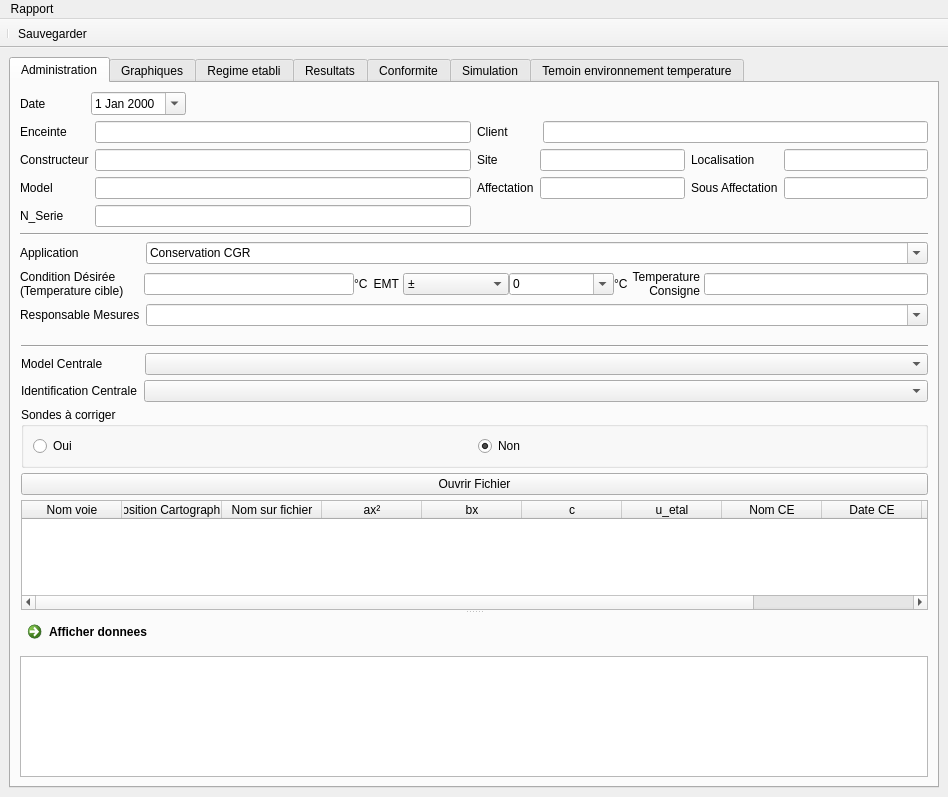
Pepou/Administration_2, file Modules/Cartographie/GUI/Interface_Centrales.ui: the form before one commit.
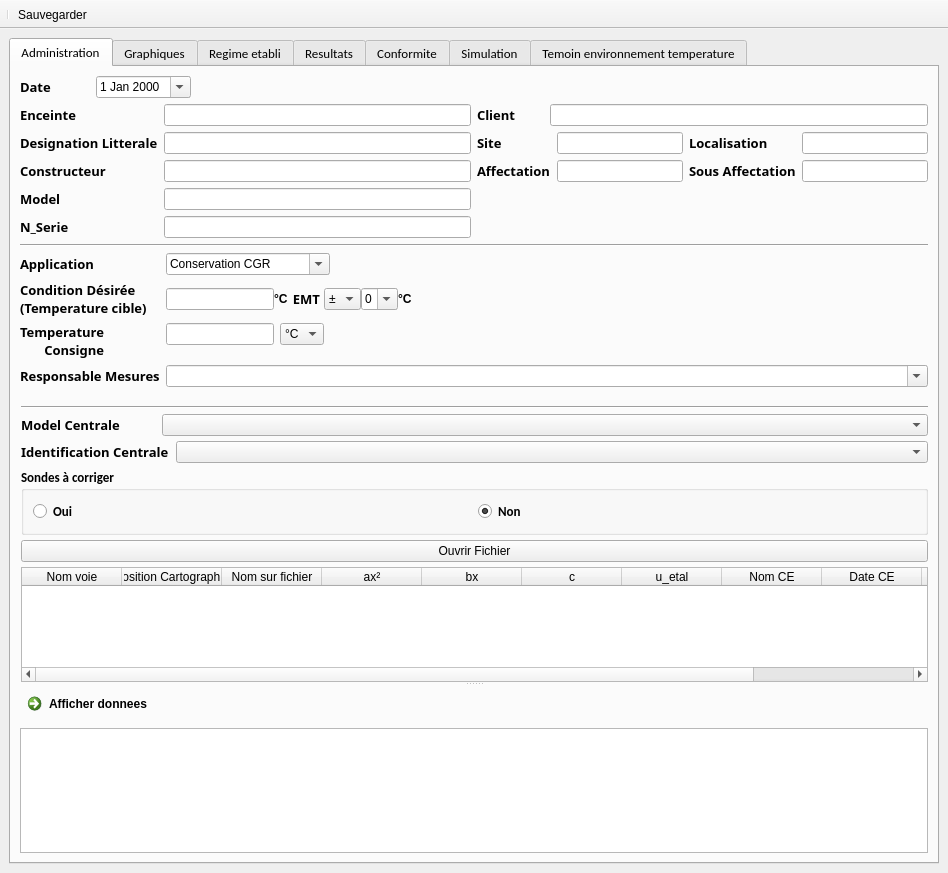
The form after the commit. Icons and pictures are not drawn. Custom widgets are drawn as their Qt base class.

Diff of the .ui file:
```diff
--- a/Modules/Cartographie/GUI/Interface_Centrales.ui
+++ b/Modules/Cartographie/GUI/Interface_Centrales.ui
@@ -7,20 +7,49 @@
     <x>0</x>
     <y>0</y>
     <width>948</width>
-    <height>797</height>
+    <height>873</height>
    </rect>
   </property>
   <property name="windowTitle">
    <string>Exploitation Centrales</string>
   </property>
+  <property name="styleSheet">
+   <string notr="true">
+
+QLabel {
+
+font:  10pt  &quot;Calibrii&quot; ;
+font-weight: bold
+
+ }</string>
+  </property>
   <widget class="QWidget" name="centralWidget">
+   <property name="styleSheet">
+    <string notr="true"/>
+   </property>
    <layout class="QVBoxLayout" name="verticalLayout_18">
     <item>
      <widget class="QTabWidget" name="tabWidget">
+      <property name="font">
+       <font>
+        <family>Calibri</family>
+        <pointsize>10</pointsize>
+        <weight>50</weight>
+        <bold>false</bold>
+       </font>
+      </property>
+      <property name="styleSheet">
+       <string notr="true">
+</string>
+      </property>
       <property name="currentIndex">
        <number>0</number>
       </property>
       <widget class="QWidget" name="tab">
+       <property name="styleSheet">
+        <string notr="true">Qlabel{
+	font: 10pt &quot;Calibri&quot;}</string>
+       </property>
        <attribute name="title">
         <string>Administration</string>
        </attribute>
@@ -40,6 +69,15 @@
                 <verstretch>0</verstretch>
                </sizepolicy>
               </property>
+              <property name="font">
+               <font>
+                <family>Calibrii</family>
+                <pointsize>10</pointsize>
+                <weight>75</weight>
+                <italic>false</italic>
+                <bold>true</bold>
+               </font>
+              </property>
               <property name="text">
                <string>Date</string>
               </property>
@@ -75,6 +113,15 @@
            <layout class="QFormLayout" name="formLayout_5">
             <item row="0" column="0">
              <widget class="QLabel" name="label_4">
+              <property name="font">
+               <font>
+                <family>Calibrii</family>
+                <pointsize>10</pointsize>
+                <weight>75</weight>
+                <italic>false</italic>
+                <bold>true</bold>
+               </font>
+              </property>
               <property name="text">
                <string>Enceinte</string>
               </property>
@@ -83,36 +130,82 @@
             <item row="0" column="1">
              <widget class="ExtendedLine" name="lineEdit_enceinte"/>
             </item>
-            <item row="1" column="0">
+            <item row="2" column="0">
              <widget class="QLabel" name="label_33">
+              <property name="font">
+               <font>
+                <family>Calibrii</family>
+                <pointsize>10</pointsize>
+                <weight>75</weight>
+                <italic>false</italic>
+                <bold>true</bold>
+               </font>
+              </property>
               <property name="text">
                <string>Constructeur</string>
               </property>
              </widget>
             </item>
-            <item row="1" column="1">
+            <item row="2" column="1">
              <widget class="QLineEdit" name="lineEdit_constructeur"/>
             </item>
-            <item row="2" column="0">
+            <item row="3" column="0">
              <widget class="QLabel" name="label_34">
+              <property name="font">
+               <font>
+                <family>Calibrii</family>
+                <pointsize>10</pointsize>
+                <weight>75</weight>
+                <italic>false</italic>
+                <bold>true</bold>
+               </font>
+              </property>
               <property name="text">
                <string>Model</string>
               </property>
              </widget>
             </item>
-            <item row="2" column="1">
+            <item row="3" column="1">
              <widget class="QLineEdit" name="lineEdit_model"/>
             </item>
-            <item row="3" column="0">
+            <item row="4" column="0">
              <widget class="QLabel" name="label_35">
+              <property name="font">
+               <font>
+                <family>Calibrii</family>
+                <pointsize>10</pointsize>
+                <weight>75</weight>
+                <italic>false</italic>
+                <bold>true</bold>
+               </font>
+              </property>
               <property name="text">
                <string>N_Serie</string>
               </property>
              </widget>
             </item>
-            <item row="3" column="1">
+            <item row="4" column="1">
              <widget class="QLineEdit" name="lineEdit_n_serie"/>
             </item>
+            <item row="1" column="0">
+             <widget class="QLabel" name="label_44">
+              <property name="font">
+               <font>
+                <family>Calibrii</family>
+                <pointsize>10</pointsize>
+                <weight>75</weight>
+                <italic>false</italic>
+                <bold>true</bold>
+               </font>
+              </property>
+              <property name="text">
+               <string>Designation Litterale</string>
+              </property>
+             </widget>
+            </item>
+            <item row="1" column="1">
+             <widget class="ExtendedLine" name="lineEdit_designation_litt"/>
+            </item>
            </layout>
           </item>
           <item>
@@ -124,6 +217,15 @@
               </property>
               <item>
                <widget class="QLabel" name="label_3">
+                <property name="font">
+                 <font>
+                  <family>Calibrii</family>
+                  <pointsize>10</pointsize>
+                  <weight>75</weight>
+                  <italic>false</italic>
+                  <bold>true</bold>
+                 </font>
+                </property>
                 <property name="lineWidth">
                  <number>1</number>
                 </property>
@@ -156,6 +258,15 @@
               </item>
               <item row="0" column="2">
                <widget class="QLabel" name="label_38">
+                <property name="font">
+                 <font>
+                  <family>Calibrii</family>
+                  <pointsize>10</pointsize>
+                  <weight>75</weight>
+                  <italic>false</italic>
+                  <bold>true</bold>
+                 </font>
+                </property>
                 <property name="text">
                  <string>Localisation</string>
                 </property>
@@ -163,6 +274,15 @@
               </item>
               <item row="1" column="2">
                <widget class="QLabel" name="label_39">
+                <property name="font">
+                 <font>
+                  <family>Calibrii</family>
+                  <pointsize>10</pointsize>
+                  <weight>75</weight>
+                  <italic>false</italic>
+                  <bold>true</bold>
+                 </font>
+                </property>
                 <property name="text">
                  <string>Sous Affectation</string>
                 </property>
@@ -170,6 +290,15 @@
               </item>
               <item row="0" column="0">
                <widget class="QLabel" name="label">
+                <property name="font">
+                 <font>
+                  <family>Calibrii</family>
+                  <pointsize>10</pointsize>
+                  <weight>75</weight>
+                  <italic>false</italic>
+                  <bold>true</bold>
+                 </font>
+                </property>
                 <property name="text">
                  <string>Site</string>
                 </property>
@@ -183,6 +312,15 @@
               </item>
               <item row="1" column="0">
                <widget class="QLabel" name="label_37">
+                <property name="font">
+                 <font>
+                  <family>Calibrii</family>
+                  <pointsize>10</pointsize>
+                  <weight>75</weight>
+                  <italic>false</italic>
+                  <bold>true</bold>
+                 </font>
+                </property>
                 <property name="text">
                  <string>Affectation</string>
                 </property>
@@ -215,15 +353,97 @@
          </widget>
         </item>
         <item>
-         <layout class="QGridLayout" name="gridLayout_8">
+         <layout class="QFormLayout" name="formLayout_4">
           <item row="0" column="0">
            <widget class="QLabel" name="label_28">
+            <property name="font">
+             <font>
+              <family>Calibrii</family>
+              <pointsize>10</pointsize>
+              <weight>75</weight>
+              <italic>false</italic>
+              <bold>true</bold>
+             </font>
+            </property>
             <property name="text">
              <string>Application</string>
             </property>
            </widget>
           </item>
+          <item row="2" column="0">
+           <widget class="QLabel" name="label_26">
+            <property name="sizePolicy">
+             <sizepolicy hsizetype="Fixed" vsizetype="Preferred">
+              <horstretch>0</horstretch>
+              <verstretch>0</verstretch>
+             </sizepolicy>
+            </property>
+            <property name="font">
+             <font>
+              <family>Calibrii</family>
+              <pointsize>10</pointsize>
+              <weight>75</weight>
+              <italic>false</italic>
+              <bold>true</bold>
+             </font>
+            </property>
+            <property name="text">
+             <string>Temperature 
+Consigne</string>
+            </property>
+            <property name="alignment">
+             <set>Qt::AlignRight|Qt::AlignTrailing|Qt::AlignVCenter</set>
+            </property>
+           </widget>
+          </item>
+          <item row="3" column="0">
+           <widget class="QLabel" name="label_31">
+            <property name="sizePolicy">
+             <sizepolicy hsizetype="Fixed" vsizetype="Preferred">
+              <horstretch>0</horstretch>
+              <verstretch>0</verstretch>
+             </sizepolicy>
+            </property>
+            <property name="font">
+             <font>
+              <family>Calibrii</family>
+              <pointsize>10</pointsize>
+              <weight>75</weight>
+              <italic>false</italic>
+              <bold>true</bold>
+             </font>
+            </property>
+            <property name="text">
+             <string>Responsable Mesures</string>
+            </property>
+           </widget>
+          </item>
+          <item row="1" column="0">
+           <widget class="QLabel" name="label_27">
+            <property name="sizePolicy">
+             <sizepolicy hsizetype="Fixed" vsizetype="Preferred">
+              <horstretch>0</horstretch>
+              <verstretch>0</verstretch>
+             </sizepolicy>
+            </property>
+            <property name="font">
+             <font>
+              <family>Calibrii</family>
+              <pointsize>10</pointsize>
+              <weight>75</weight>
+              <italic>false</italic>
+              <bold>true</bold>
+             </font>
+            </property>
+            <property name="text">
+             <string>Condition Désirée
+(Temperature cible)</string>
+            </property>
+           </widget>
+          </item>
           <item row="0" column="1">
+           <layout class="QHBoxLayout" name="horizontalLayout_4">
+            <item>
            <widget class="QComboBox" name="comboBox_application">
             <property name="enabled">
              <bool>true</bool>
@@ -253,7 +473,22 @@
             </item>
            </widget>
           </item>
-          <item row="1" column="0" colspan="2">
+            <item>
+             <spacer name="horizontalSpacer_2">
+              <property name="orientation">
+               <enum>Qt::Horizontal</enum>
+              </property>
+              <property name="sizeHint" stdset="0">
+               <size>
+                <width>40</width>
+                <height>20</height>
+               </size>
+              </property>
+             </spacer>
+            </item>
+           </layout>
+          </item>
+          <item row="1" column="1">
            <layout class="QGridLayout" name="gridLayout_2">
             <property name="horizontalSpacing">
              <number>4</number>
@@ -261,54 +496,10 @@
             <property name="verticalSpacing">
              <number>0</number>
             </property>
-            <item row="0" column="0">
-             <widget class="QLabel" name="label_27">
-              <property name="sizePolicy">
-               <sizepolicy hsizetype="Fixed" vsizetype="Preferred">
-                <horstretch>0</horstretch>
-                <verstretch>0</verstretch>
-               </sizepolicy>
-              </property>
-              <property name="text">
-               <string>Condition Désirée
-(Temperature cible)</string>
-              </property>
-             </widget>
-            </item>
-            <item row="0" column="3">
-             <widget class="QLabel" name="label_20">
-              <property name="sizePolicy">
-               <sizepolicy hsizetype="Fixed" vsizetype="Preferred">
-                <horstretch>0</horstretch>
-                <verstretch>0</verstretch>
-               </sizepolicy>
-              </property>
-              <property name="text">
-               <string>EMT</string>
-              </property>
-              <property name="alignment">
-               <set>Qt::AlignRight|Qt::AlignTrailing|Qt::AlignVCenter</set>
-              </property>
-             </widget>
-            </item>
             <item row="0" column="1">
-             <spacer name="horizontalSpacer_2">
-              <property name="orientation">
-               <enum>Qt::Horizontal</enum>
-              </property>
-              <property name="sizeType">
-               <enum>QSizePolicy::Fixed</enum>
-              </property>
-              <property name="sizeHint" stdset="0">
-               <size>
-                <width>16</width>
-                <height>20</height>
-               </size>
-              </property>
-             </spacer>
-            </item>
-            <item row="0" column="6">
-             <widget class="QLineEdit" name="lineEdit_consigne">
+             <layout class="QHBoxLayout" name="horizontalLayout">
+              <item>
+               <widget class="QLineEdit" name="lineEdit_condition_des">
               <property name="sizePolicy">
                <sizepolicy hsizetype="Minimum" vsizetype="Fixed">
                 <horstretch>0</horstretch>
@@ -317,8 +508,23 @@
               </property>
              </widget>
             </item>
-            <item row="0" column="4">
-             <layout class="QHBoxLayout" name="horizontalLayout_4">
+              <item>
+               <widget class="QLabel" name="label_40">
+                <property name="sizePolicy">
+                 <sizepolicy hsizetype="Fixed" vsizetype="Preferred">
+                  <horstretch>0</horstretch>
+                  <verstretch>0</verstretch>
+                 </sizepolicy>
+                </property>
+                <property name="text">
+                 <string>°C</string>
+                </property>
+               </widget>
+              </item>
+             </layout>
+            </item>
+            <item row="0" column="3">
+             <layout class="QHBoxLayout" name="horizontalLayout_13">
               <property name="spacing">
                <number>0</number>
               </property>
@@ -401,29 +607,52 @@
                 </property>
                </widget>
               </item>
+              <item>
+               <spacer name="horizontalSpacer_4">
+                <property name="orientation">
+                 <enum>Qt::Horizontal</enum>
+                </property>
+                <property name="sizeHint" stdset="0">
+                 <size>
+                  <width>40</width>
+                  <height>20</height>
+                 </size>
+                </property>
+               </spacer>
+              </item>
              </layout>
             </item>
-            <item row="0" column="5">
-             <widget class="QLabel" name="label_26">
+            <item row="0" column="2">
+             <widget class="QLabel" name="label_20">
               <property name="sizePolicy">
                <sizepolicy hsizetype="Fixed" vsizetype="Preferred">
                 <horstretch>0</horstretch>
                 <verstretch>0</verstretch>
                </sizepolicy>
               </property>
+              <property name="font">
+               <font>
+                <family>Calibrii</family>
+                <pointsize>10</pointsize>
+                <weight>75</weight>
+                <italic>false</italic>
+                <bold>true</bold>
+               </font>
+              </property>
               <property name="text">
-               <string>Temperature 
-Consigne</string>
+               <string>EMT</string>
               </property>
               <property name="alignment">
                <set>Qt::AlignRight|Qt::AlignTrailing|Qt::AlignVCenter</set>
               </property>
              </widget>
             </item>
-            <item row="0" column="2">
-             <layout class="QHBoxLayout" name="horizontalLayout">
+           </layout>
+          </item>
+          <item row="2" column="1">
+           <layout class="QHBoxLayout" name="horizontalLayout_14">
               <item>
-               <widget class="QLineEdit" name="lineEdit_condition_des">
+             <widget class="QLineEdit" name="lineEdit_consigne">
                 <property name="sizePolicy">
                  <sizepolicy hsizetype="Minimum" vsizetype="Fixed">
                   <horstretch>0</horstretch>
@@ -433,42 +662,47 @@
                </widget>
               </item>
               <item>
-               <widget class="QLabel" name="label_40">
+             <widget class="QComboBox" name="comboBox_type_consigne">
                 <property name="sizePolicy">
-                 <sizepolicy hsizetype="Fixed" vsizetype="Preferred">
+               <sizepolicy hsizetype="Fixed" vsizetype="Fixed">
                   <horstretch>0</horstretch>
                   <verstretch>0</verstretch>
                  </sizepolicy>
                 </property>
+              <item>
                 <property name="text">
                  <string>°C</string>
                 </property>
-               </widget>
               </item>
-             </layout>
-            </item>
-           </layout>
-          </item>
-          <item row="2" column="0">
-           <widget class="QLabel" name="label_31">
-            <property name="sizePolicy">
-             <sizepolicy hsizetype="Fixed" vsizetype="Preferred">
-              <horstretch>0</horstretch>
-              <verstretch>0</verstretch>
-             </sizepolicy>
-            </property>
+              <item>
             <property name="text">
-             <string>Responsable Mesures</string>
-            </property>
-           </widget>
-          </item>
-          <item row="2" column="1">
+                <string>*</string>
+               </property>
+              </item>
+             </widget>
+            </item>
+            <item>
+             <spacer name="horizontalSpacer_3">
+              <property name="orientation">
+               <enum>Qt::Horizontal</enum>
+              </property>
+              <property name="sizeHint" stdset="0">
+               <size>
+                <width>40</width>
+                <height>20</height>
+               </size>
+              </property>
+             </spacer>
+            </item>
+           </layout>
+          </item>
+          <item row="3" column="1">
            <widget class="QComboBox" name="comboBox_responsable_mesure">
             <property name="enabled">
              <bool>true</bool>
             </property>
             <property name="sizePolicy">
-             <sizepolicy hsizetype="Minimum" vsizetype="Fixed">
+             <sizepolicy hsizetype="Expanding" vsizetype="Fixed">
               <horstretch>0</horstretch>
               <verstretch>0</verstretch>
              </sizepolicy>
@@ -534,6 +768,15 @@
               </property>
               <item>
                <widget class="QLabel" name="label_5">
+                <property name="font">
+                 <font>
+                  <family>Calibrii</family>
+                  <pointsize>10</pointsize>
+                  <weight>75</weight>
+                  <italic>false</italic>
+                  <bold>true</bold>
+                 </font>
+                </property>
                 <property name="text">
                  <string>Model Centrale</string>
                 </property>
@@ -558,6 +801,15 @@
               </property>
               <item>
                <widget class="QLabel" name="label_8">
+                <property name="font">
+                 <font>
+                  <family>Calibrii</family>
+                  <pointsize>10</pointsize>
+                  <weight>75</weight>
+                  <italic>false</italic>
+                  <bold>true</bold>
+                 </font>
+                </property>
                 <property name="text">
                  <string>Identification Centrale</string>
                 </property>
@@ -583,6 +835,14 @@
                 <verstretch>0</verstretch>
                </sizepolicy>
               </property>
+              <property name="font">
+               <font>
+                <family>Calibri</family>
+                <pointsize>10</pointsize>
+                <weight>75</weight>
+                <bold>true</bold>
+               </font>
+              </property>
               <property name="title">
                <string>Sondes à corriger</string>
               </property>
@@ -1325,23 +1585,6 @@
     </item>
    </layout>
   </widget>
-  <widget class="QMenuBar" name="menuBar">
-   <property name="geometry">
-    <rect>
-     <x>0</x>
-     <y>0</y>
-     <width>948</width>
-     <height>21</height>
-    </rect>
-   </property>
-   <widget class="QMenu" name="menuRapport">
-    <property name="title">
-     <string>Rapport</string>
-    </property>
-    <addaction name="actionRapport_Carto"/>
-   </widget>
-   <addaction name="menuRapport"/>
-  </widget>
   <widget class="QToolBar" name="toolBar">
    <property name="windowTitle">
     <string>toolBar</string>
```
Left out of the diff: 34 changed lines with no effect on the pictures. Lines whose indentation alone changed are shown as unchanged.
